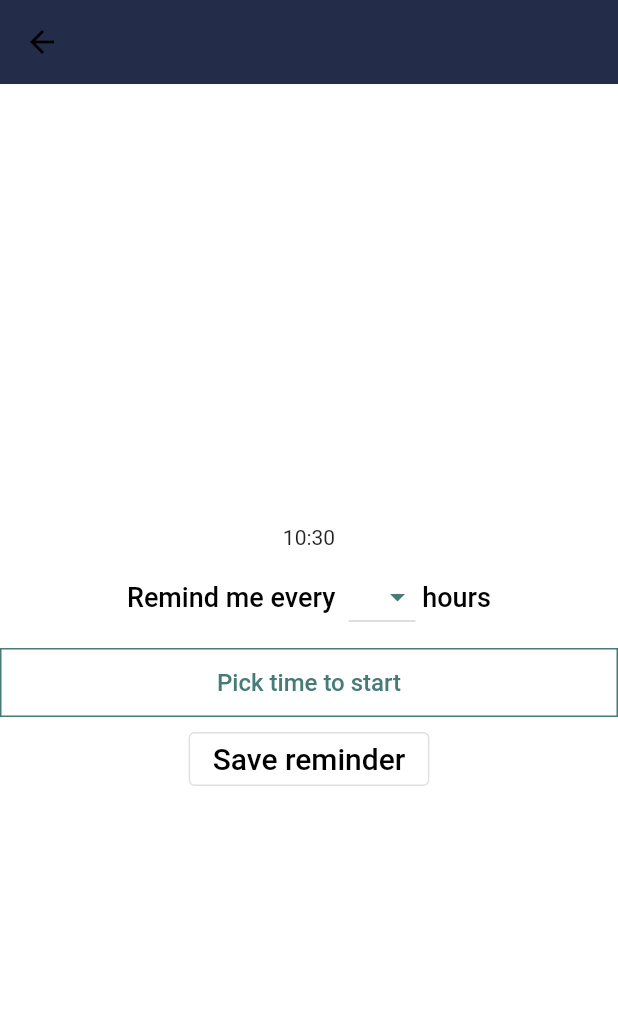
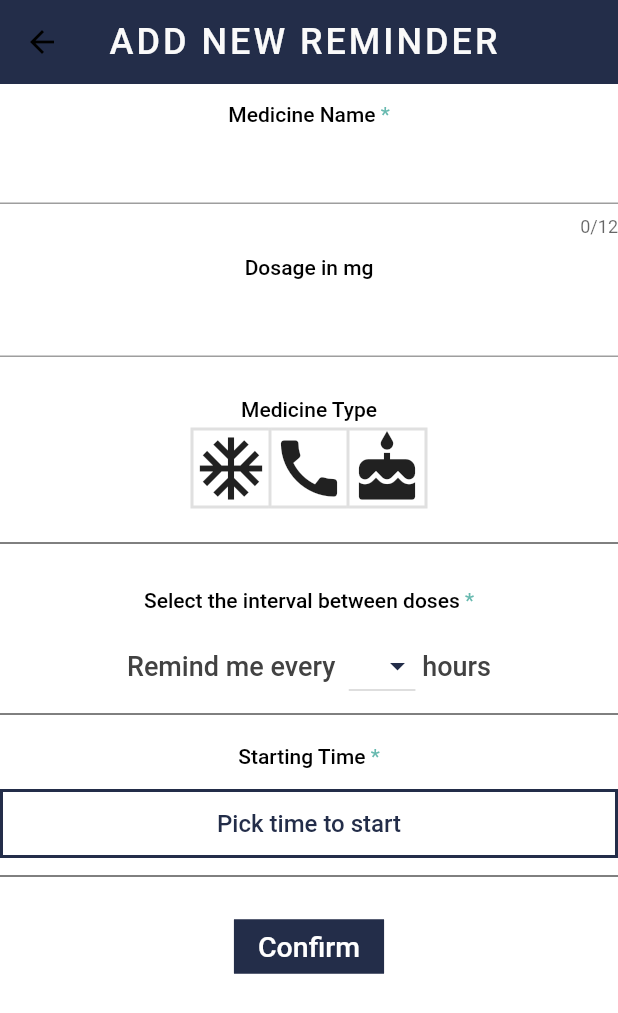
Before and after one commit to PIA-Group/Epilappsy, a Flutter app: the NewMedicationEntry screen opened directly, on a phone screen of 412 x 824 dp. Shown: the top 1013 px of the screen. Run offline on Flutter 3.47's test engine with Material 2 defaults, Android fonts, the phone set to English and light mode, and no system bars; our stand-ins replace charts_flutter, chips_choice, cloud_firestore, firebase_auth, firebase_core, flutter_local_notifications and 7 more; missing offline and left inert: dart:ffi, flutter_circular_slider, slide_countdown_clock, transformer_page_view; accounts and stored records are empty; Roboto replaces fonts that are missing (Gill).

Commit message:
add new med button on the header + layout of the new med reminder form
(need to change the medication types icons and the color of the timepicker)

```diff
--- a/lib/Pages/Medication/MedicationPage.dart
+++ b/lib/Pages/Medication/MedicationPage.dart
@@ -2,6 +2,7 @@ import 'package:epilappsy/Pages/Medication/NewMedicationEntry.dart';
 import 'package:epilappsy/Widgets/appBar.dart';
 import 'package:epilappsy/design/colors.dart';
 import 'package:flutter/material.dart';
+import 'package:persistent_bottom_nav_bar/persistent-tab-view.dart';
 
 class MedicationPage extends StatefulWidget {
 
@@ -17,13 +18,21 @@ class _MedicationPageState extends State<MedicationPage> {
     //reference to the firebase reminders list -  Provider.of....(context) ?;
     return Scaffold(
       backgroundColor: Colors.white,
-            appBar: AppBar(
-              elevation: 0.0,
-              title: appBarTitle(context, 'Medication Reminders'),
-              backgroundColor: Theme.of(context).unselectedWidgetColor,
-              ),
+      appBar: appBarAll(
+          context,
+          [
+            IconButton(
+                onPressed: () {
+                  pushNewScreen(context, screen: NewMedicationEntry(), withNavBar: false);
+                },
+                icon: Icon(Icons.add_circle_outline_rounded, size: 30)),
+            Padding(
+              padding: EdgeInsets.only(left: 20.0),
+            ),
+          ],
+          'Medication Reminders'),
       body: Container(
-        color: Colors.white10,
+        color: DefaultColors.backgroundColor,
         child: Column(
           children: <Widget>[
             Flexible(
@@ -43,21 +52,7 @@ class _MedicationPageState extends State<MedicationPage> {
           ],
         ),
       ),
-      floatingActionButton: FloatingActionButton(
-        elevation: 4,
-        backgroundColor: Color(0xFF3EB16F),
-        child: Icon(
-          Icons.add,
-        ),
-        onPressed: () {
-          Navigator.push(
-            context,
-            MaterialPageRoute(
-              builder: (context) => NewMedicationEntry(),
-            ),
-          );
-        },
-      ),);
+      );
 
     }
 }
@@ -77,7 +72,7 @@ class TopContainer extends StatelessWidget {
         boxShadow: [
           BoxShadow(
             blurRadius: 5,
-            color: Colors.grey[400],
+            color: DefaultColors.backgroundColor,
             offset: Offset(0, 3.5),
           )
         ],
--- a/lib/Pages/Medication/NewMedicationEntry.dart
+++ b/lib/Pages/Medication/NewMedicationEntry.dart
@@ -1,4 +1,5 @@
 import 'package:epilappsy/Widgets/appBar.dart';
+import 'package:epilappsy/design/colors.dart';
 import 'package:flutter/material.dart';
 import 'package:epilappsy/Pages/Medication/LocalNotifications.dart';
 
@@ -9,18 +10,15 @@ class NewMedicationEntry extends StatefulWidget {
 }
 
 class _NewMedicationEntryState extends State<NewMedicationEntry> {
-
   TimeOfDay _time = TimeOfDay(hour: 0, minute: 00);
   int _interval = 0;
-
+  var isSelected=[false,false,false];
   void _updateTime(TimeOfDay time) {
     _time = time;
   }
-
   void _updateInterval(int interval) {
     _interval = interval;
   }
-
 
   @override
   Widget build(BuildContext context) {
@@ -29,24 +27,110 @@ class _NewMedicationEntryState extends State<NewMedicationEntry> {
       backgroundColor: Colors.white,
             appBar: AppBar(
               elevation: 0.0,
-              title: appBarTitle(context, ''),
+              title: appBarTitle(context, 'Add new reminder'),
               backgroundColor: Theme.of(context).unselectedWidgetColor,
               ),
       body: Center(
         child: Column(
-          mainAxisAlignment: MainAxisAlignment.center,
-          crossAxisAlignment: CrossAxisAlignment.center,
-          children: [
-            Text("${DateTime.now().hour.toString()}:${DateTime.now().minute.toString()}"),
+          children: <Widget>[
+              FieldTitle(
+                title: "Medicine Name",
+                isRequired: true,
+              ),
+              TextFormField(
+                maxLength: 12,
+                style: TextStyle(
+                  fontSize: 16,
+                ),
+                decoration: InputDecoration(
+                  border: UnderlineInputBorder(),
+                ),
+              ),
+              FieldTitle(
+                title: "Dosage in mg",
+                isRequired: false,
+              ),
+              TextFormField(
+                keyboardType: TextInputType.number,
+                style: TextStyle(
+                  fontSize: 16,
+                ),
+                textCapitalization: TextCapitalization.words,
+                decoration: InputDecoration(
+                  border: UnderlineInputBorder(),
+                ),
+              ),
+              SizedBox(
+                height: 15,
+              ),
+              FieldTitle(
+                title: "Medicine Type",
+                isRequired: false,
+              ),
+              ToggleButtons(
+                selectedBorderColor: DefaultColors.accentColor,
+                borderWidth: 2.0,
+                selectedColor: DefaultColors.accentColor,
+                children: <Widget>[
+                  Icon(Icons.ac_unit, size:50),
+                  Icon(Icons.call, size:50),
+                  Icon(Icons.cake, size:50),
+                ],
+                onPressed: (int index) {
+                  setState(() {
+                    for (int buttonIndex = 0; buttonIndex < isSelected.length; buttonIndex++) {
+                      if (buttonIndex == index) {
+                        isSelected[buttonIndex] = true;
+                      } else {
+                        isSelected[buttonIndex] = false;
+                      }
+                    }
+                  });
+                },
+                isSelected: isSelected,
+              ),
+              SizedBox(
+                height: 15,
+              ),
+              Divider(
+                color: Colors.black
+              ),
+              Padding(
+                padding: EdgeInsets.only(top: 10.0),
+              ),
+              FieldTitle(
+                title: "Select the interval between doses",
+                isRequired: true,
+              ),
               IntervalSelection(onIntervalSelected: _updateInterval),
+              Divider(
+                color: Colors.black
+              ),
+              FieldTitle(
+                title: "Starting Time",
+                isRequired: true,
+              ),
               SelectTime(onTimeSelected: _updateTime),
+              Divider(
+                color: Colors.black
+              ),
+              SizedBox(
+                height: 15,
+              ),
               OutlinedButton(
-              child: new Text("Save reminder",
-                  style: TextStyle(fontSize: 20.0, color: Colors.black)),
+                style: OutlinedButton.styleFrom(
+                  shape: RoundedRectangleBorder(),
+                  primary: DefaultColors.mainColor,
+                  backgroundColor: DefaultColors.mainColor,
+                  side: BorderSide(width: 2, color: DefaultColors.mainColor),
+                ),
+                child: Text("Confirm",
+                  style: TextStyle(
+                    color: DefaultColors.textColorOnDark,
+                    fontSize: 19,
+                    fontWeight: FontWeight.w500)),
                 onPressed: () {
-
                   DateTime time = DateTime(0,0,0,_time.hour,_time.minute,0,0,0);
-
 
                   double maxRepeats = 24/_interval;
                   for(int repeats = 0 ; repeats < maxRepeats; repeats++) {
@@ -55,8 +139,8 @@ class _NewMedicationEntryState extends State<NewMedicationEntry> {
 
                     time = time.add(Duration(hours: _interval));
                   }
-                print("Saved!");
-              },
+                }
+
               ),
               ],
         ),
@@ -64,14 +148,42 @@ class _NewMedicationEntryState extends State<NewMedicationEntry> {
     );}}
 
 
+class FieldTitle extends StatelessWidget {
+  final String title;
+  final bool isRequired;
+
+  FieldTitle({
+    Key key,
+    @required this.title,
+    @required this.isRequired,
+  }) : super(key: key);
+
+  @override
+  Widget build(BuildContext context) {
+    return Padding(
+      padding: EdgeInsets.only(top: 12, bottom: 4),
+      child: Text.rich(
+        TextSpan(children: <TextSpan>[
+          TextSpan(
+            text: title,
+            style: TextStyle(
+                fontSize: 14, color: Colors.black, fontWeight: FontWeight.w500),
+          ),
+          TextSpan(
+            text: isRequired ? " *" : "",
+            style: TextStyle(fontSize: 14, color: DefaultColors.accentColor),
+          ),
+        ]),
+      ),
+    );
+  }
+}
 
 
 // CLASS TO SELECT THE STARTING TIME FOR TO TAKE THE MEDICATION
 class SelectTime extends StatefulWidget {
   SelectTime({@required this.onTimeSelected});
-
   final Function onTimeSelected;
-
   @override
   _SelectTimeState createState() => _SelectTimeState();
 }
@@ -79,7 +191,6 @@ class SelectTime extends StatefulWidget {
 class _SelectTimeState extends State<SelectTime> {
   bool _clicked = false;
   TimeOfDay _time;
-
   Future<TimeOfDay> _selectTime() async {
     final TimeOfDay picked = await showTimePicker(
         context: context,
@@ -109,7 +220,8 @@ class _SelectTimeState extends State<SelectTime> {
         child: OutlinedButton(
                 style: OutlinedButton.styleFrom(
                   shape: RoundedRectangleBorder(),
-            side: BorderSide(width: 1, color: Color.fromRGBO(71, 123, 117, 1)),
+                  primary: DefaultColors.mainColor,
+                  side: BorderSide(width: 2, color: DefaultColors.mainColor),
                 ),
                 onPressed: () {
                   _selectTime();
@@ -120,7 +232,7 @@ class _SelectTimeState extends State<SelectTime> {
                         ? "Pick time to start"
                         : "${_time.hour.toString()}:${_time.minute.toString()}",
                     style: TextStyle(
-                color: Color.fromRGBO(71, 123, 117, 1),
+                      color: DefaultColors.mainColor,
                       fontSize: 16,
                       fontWeight: FontWeight.w500,
                       ),
@@ -139,7 +251,6 @@ class IntervalSelection extends StatefulWidget {
   @override
   _IntervalSelectionState createState() => _IntervalSelectionState();
 }
-
 class _IntervalSelectionState extends State<IntervalSelection> {
   final List<int> _intervals = const [
     6,
@@ -161,19 +272,19 @@ class _IntervalSelectionState extends State<IntervalSelection> {
             Text(
               "Remind me every  ",
               style: TextStyle(
-                color: Colors.black,
+                color: DefaultColors.textColorOnLight,
                 fontSize: 18,
                 fontWeight: FontWeight.w500,
               ),
             ),
             DropdownButton<int>(
-              iconEnabledColor: Color.fromRGBO(71, 123, 117, 1),
+              iconEnabledColor: DefaultColors.mainColor,
               hint: _selected == 0
                   ? Text(
                       "Select an Interval",
                       style: TextStyle(
                           fontSize: 10,
-                          color: Colors.black,
+                          color: DefaultColors.textColorOnLight,
                           fontWeight: FontWeight.w400),
                     )
                   : null,
@@ -185,7 +296,7 @@ class _IntervalSelectionState extends State<IntervalSelection> {
                   child: Text(
                     value.toString(),
                     style: TextStyle(
-                      color: Colors.black,
+                      color: DefaultColors.mainColor,
                       fontSize: 18,
                       fontWeight: FontWeight.w500,
                     ),
@@ -202,7 +313,7 @@ class _IntervalSelectionState extends State<IntervalSelection> {
             Text(
               _selected == 1 ? " hour" : " hours",
               style: TextStyle(
-                color: Colors.black,
+                color: DefaultColors.textColorOnLight,
                 fontSize: 18,
                 fontWeight: FontWeight.w500,
               ),
```
Lines whose indentation alone changed are shown as unchanged.
